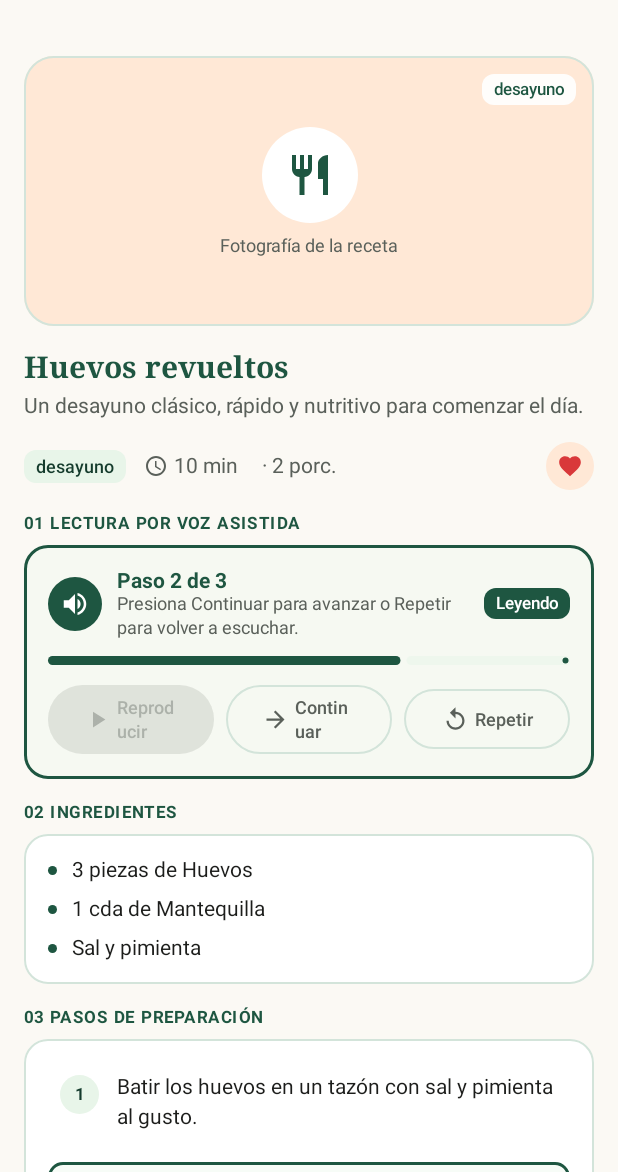
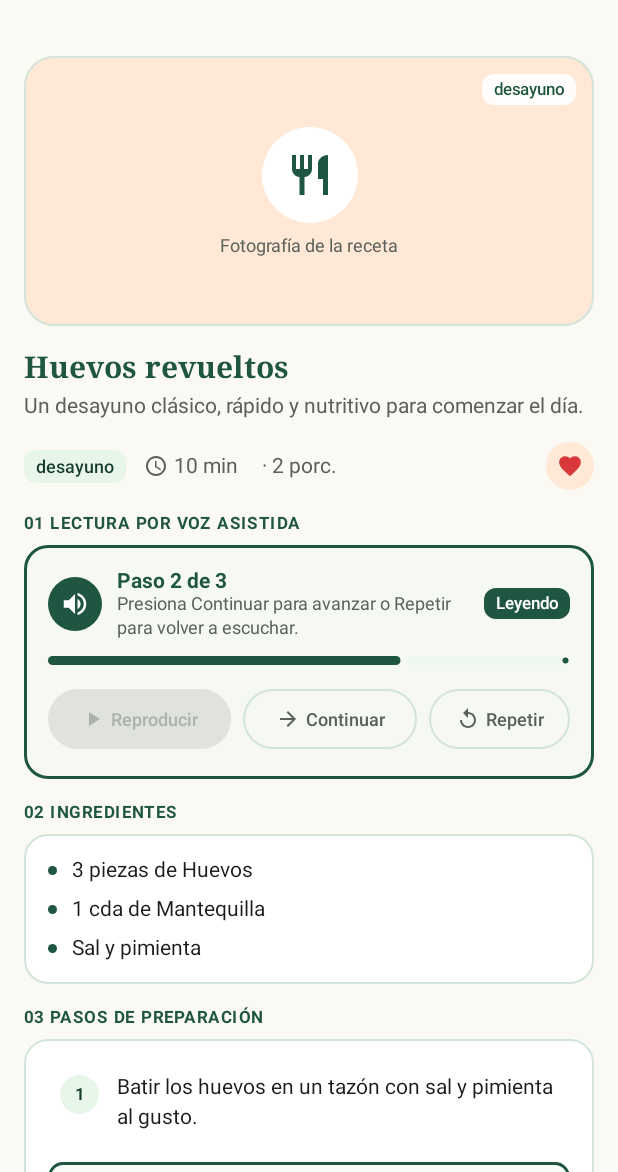
Before and after one commit to PerezAndres30/App-Recetario, an Android app built with Jetpack Compose: the @Preview function DetalleScreenPreview, on a phone screen of 412 x 824 dp, the part 64-1236 px from its top. Run offline under Robolectric (Android 15) with nearby library versions, the phone set to English and light mode, and no system bars; network calls fail.

Commit message:
fix(recetas): optimizar botones TextToSpeech y sincronizar pruebas instrumentadas

```diff
--- a/app/src/main/java/com/perezgomez/recetario/features/recetas/presentation/screens/DetalleScreen.kt
+++ b/app/src/main/java/com/perezgomez/recetario/features/recetas/presentation/screens/DetalleScreen.kt
@@ -3,7 +3,9 @@ package com.perezgomez.recetario.features.recetas.presentation.screens
 import androidx.compose.foundation.BorderStroke
 import androidx.compose.foundation.layout.Arrangement
 import androidx.compose.foundation.layout.Box
+import androidx.compose.foundation.layout.BoxWithConstraints
 import androidx.compose.foundation.layout.Column
+import androidx.compose.foundation.layout.PaddingValues
 import androidx.compose.foundation.layout.Row
 import androidx.compose.foundation.layout.Spacer
 import androidx.compose.foundation.layout.fillMaxSize
@@ -50,6 +52,8 @@ import androidx.compose.runtime.getValue
 import androidx.compose.runtime.remember
 import androidx.compose.ui.Alignment
 import androidx.compose.ui.Modifier
+import androidx.compose.ui.graphics.vector.ImageVector
+import androidx.compose.ui.platform.LocalDensity
 import androidx.compose.ui.text.font.FontWeight
 import androidx.compose.ui.tooling.preview.Preview
 import androidx.compose.ui.unit.dp
@@ -647,65 +651,141 @@ private fun SeccionLecturaVoz(
                     }
                 }
 
-                // Fila con los 3 controles: Reproducir, Continuar, Repetir
+                // Fila responsive con los 3 controles: Reproducir/Reiniciar, Continuar, Repetir
+                val densidad = LocalDensity.current
+                val paddingBotones = PaddingValues(horizontal = 8.dp, vertical = 10.dp)
+                BoxWithConstraints(modifier = Modifier.fillMaxWidth()) {
+                    val usarDosFilas = maxWidth < 300.dp || densidad.fontScale > 1.15f
+                    if (usarDosFilas) {
+                        Column(
+                            modifier = Modifier.fillMaxWidth(),
+                            verticalArrangement = Arrangement.spacedBy(8.dp),
+                        ) {
                             Row(
                                 modifier = Modifier.fillMaxWidth(),
                                 horizontalArrangement = Arrangement.spacedBy(8.dp),
                             ) {
-                    Button(
+                                BotonReproducirTts(
+                                    esFinalizado = ttsState.esFinalizado,
+                                    habilitado = ttsState.etapa == EtapaLectura.INACTIVO || ttsState.etapa == EtapaLectura.FINALIZADO,
                                     onClick = onReproducir,
-                        enabled = ttsState.etapa == EtapaLectura.INACTIVO || ttsState.etapa == EtapaLectura.FINALIZADO,
+                                    contentPadding = paddingBotones,
                                     modifier = Modifier.weight(1f),
-                    ) {
-                        Icon(
-                            imageVector = Icons.Default.PlayArrow,
-                            contentDescription = null,
-                            modifier = Modifier.size(18.dp),
                                 )
-                        Spacer(modifier = Modifier.width(4.dp))
-                        Text(
-                            text = if (ttsState.esFinalizado) "Reiniciar" else "Reproducir",
-                            style = MaterialTheme.typography.labelMedium,
+                                BotonSecundarioTts(
+                                    texto = "Continuar",
+                                    icono = Icons.AutoMirrored.Filled.ArrowForward,
+                                    habilitado = ttsState.puedeContinuar,
+                                    onClick = onContinuar,
+                                    contentPadding = paddingBotones,
+                                    modifier = Modifier.weight(1f),
                                 )
                             }
-
-                    OutlinedButton(
-                        onClick = onContinuar,
-                        enabled = ttsState.puedeContinuar,
-                        modifier = Modifier.weight(1f),
-                    ) {
-                        Icon(
-                            imageVector = Icons.AutoMirrored.Filled.ArrowForward,
-                            contentDescription = null,
-                            modifier = Modifier.size(18.dp),
-                        )
-                        Spacer(modifier = Modifier.width(4.dp))
-                        Text(
-                            text = "Continuar",
-                            style = MaterialTheme.typography.labelMedium,
+                            BotonSecundarioTts(
+                                texto = "Repetir",
+                                icono = Icons.Default.Replay,
+                                habilitado = ttsState.puedeRepetir,
+                                onClick = onRepetir,
+                                contentPadding = paddingBotones,
+                                modifier = Modifier.fillMaxWidth(),
                             )
                         }
-
-                    OutlinedButton(
+                    } else {
+                        Row(
+                            modifier = Modifier.fillMaxWidth(),
+                            horizontalArrangement = Arrangement.spacedBy(8.dp),
+                        ) {
+                            BotonReproducirTts(
+                                esFinalizado = ttsState.esFinalizado,
+                                habilitado = ttsState.etapa == EtapaLectura.INACTIVO || ttsState.etapa == EtapaLectura.FINALIZADO,
+                                onClick = onReproducir,
+                                contentPadding = paddingBotones,
+                                modifier = Modifier.weight(1.1f),
+                            )
+                            BotonSecundarioTts(
+                                texto = "Continuar",
+                                icono = Icons.AutoMirrored.Filled.ArrowForward,
+                                habilitado = ttsState.puedeContinuar,
+                                onClick = onContinuar,
+                                contentPadding = paddingBotones,
+                                modifier = Modifier.weight(1.05f),
+                            )
+                            BotonSecundarioTts(
+                                texto = "Repetir",
+                                icono = Icons.Default.Replay,
+                                habilitado = ttsState.puedeRepetir,
                                 onClick = onRepetir,
-                        enabled = ttsState.puedeRepetir,
-                        modifier = Modifier.weight(1f),
-                    ) {
-                        Icon(
-                            imageVector = Icons.Default.Replay,
-                            contentDescription = null,
-                            modifier = Modifier.size(18.dp),
-                        )
-                        Spacer(modifier = Modifier.width(4.dp))
-                        Text(
-                            text = "Repetir",
-                            style = MaterialTheme.typography.labelMedium,
+                                contentPadding = paddingBotones,
+                                modifier = Modifier.weight(0.85f),
                             )
                         }
                     }
                 }
             }
         }
+    }
+}
+
+@Composable
+private fun BotonReproducirTts(
+    esFinalizado: Boolean,
+    habilitado: Boolean,
+    onClick: () -> Unit,
+    contentPadding: PaddingValues,
+    modifier: Modifier = Modifier,
+) {
+    Button(
+        onClick = onClick,
+        enabled = habilitado,
+        contentPadding = contentPadding,
+        modifier = modifier,
+    ) {
+        ContenidoBotonTts(
+            icono = Icons.Default.PlayArrow,
+            texto = if (esFinalizado) "Reiniciar" else "Reproducir",
+        )
+    }
+}
+
+@Composable
+private fun BotonSecundarioTts(
+    texto: String,
+    icono: ImageVector,
+    habilitado: Boolean,
+    onClick: () -> Unit,
+    contentPadding: PaddingValues,
+    modifier: Modifier = Modifier,
+) {
+    OutlinedButton(
+        onClick = onClick,
+        enabled = habilitado,
+        contentPadding = contentPadding,
+        modifier = modifier,
+    ) {
+        ContenidoBotonTts(
+            icono = icono,
+            texto = texto,
+        )
+    }
+}
+
+@Composable
+private fun ContenidoBotonTts(
+    icono: ImageVector,
+    texto: String,
+) {
+    Icon(
+        imageVector = icono,
+        contentDescription = null,
+        modifier = Modifier.size(16.dp),
+    )
+    Spacer(modifier = Modifier.width(4.dp))
+    Text(
+        text = texto,
+        style = MaterialTheme.typography.labelMedium,
+        maxLines = 1,
+        softWrap = false,
+    )
 }
 
 @Preview(showBackground = true, showSystemUi = true)
```
Also changed, not shown: 1 other file. Lines whose indentation alone changed are shown as unchanged.
